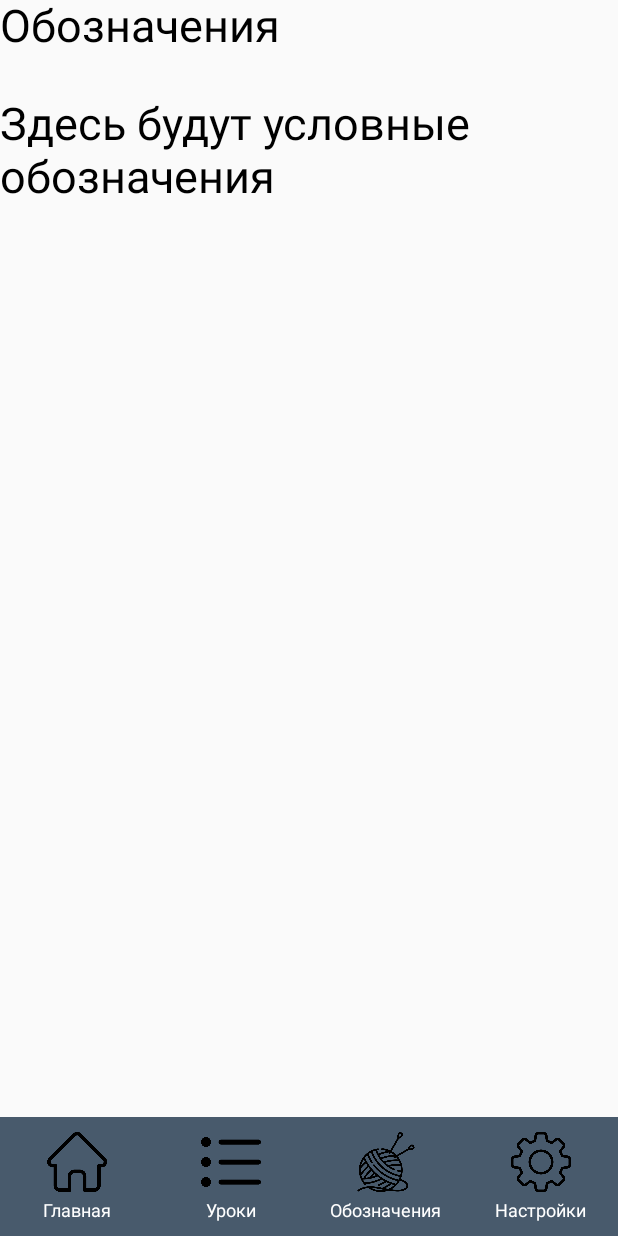
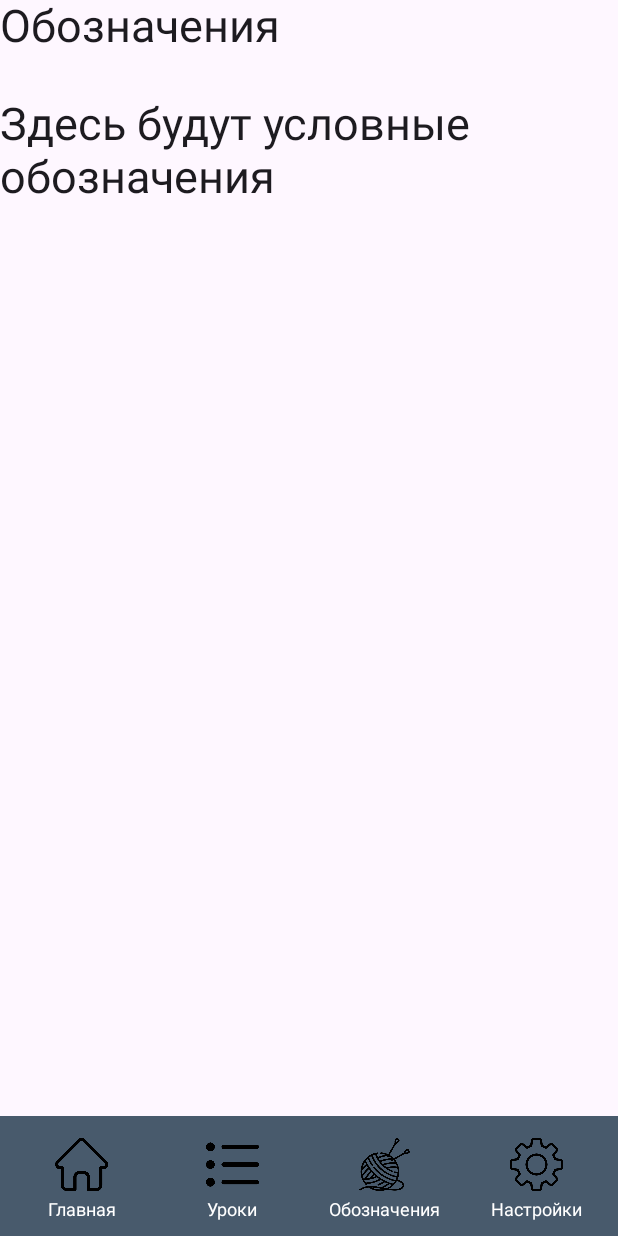
Before and after one commit to VermilionRed/Knitting, an Android app built with Jetpack Compose: the screen it shows after launch (MainActivity), after a tap on "Обозначения", on a phone screen of 412 x 824 dp. Run offline under Robolectric (Android 15) with nearby library versions, the phone set to English and light mode, and no system bars.

Commit message:
bottom bar fixed

```diff
--- a/app/src/main/java/com/example/knitting/MainActivity.kt
+++ b/app/src/main/java/com/example/knitting/MainActivity.kt
@@ -1,21 +1,23 @@
 package com.example.knitting
 
 import android.os.Bundle
-import android.view.WindowInsets
 import androidx.activity.ComponentActivity
 import androidx.activity.compose.setContent
 import androidx.activity.enableEdgeToEdge
 import androidx.compose.foundation.Image
 import androidx.compose.foundation.background
 import androidx.compose.foundation.clickable
-import androidx.compose.foundation.layout.Arrangement
 import androidx.compose.foundation.layout.Column
-import androidx.compose.foundation.layout.Row
-import androidx.compose.foundation.layout.fillMaxHeight
+import androidx.compose.foundation.layout.WindowInsets
+import androidx.compose.foundation.layout.fillMaxSize
 import androidx.compose.foundation.layout.fillMaxWidth
 import androidx.compose.foundation.layout.padding
+import androidx.compose.foundation.layout.safeDrawing
 import androidx.compose.foundation.layout.size
 import androidx.compose.foundation.layout.windowInsetsPadding
+import androidx.compose.material3.BottomAppBar
+import androidx.compose.material3.Scaffold
+import androidx.compose.material3.ScaffoldDefaults
 import androidx.compose.material3.Text
 import androidx.compose.runtime.Composable
 import androidx.compose.ui.Alignment
@@ -29,6 +31,7 @@ import androidx.compose.ui.unit.dp
 import androidx.compose.ui.unit.sp
 import androidx.core.view.WindowCompat
 import androidx.navigation.NavController
+import androidx.navigation.NavHostController
 import androidx.navigation.compose.NavHost
 import androidx.navigation.compose.composable
 import androidx.navigation.compose.rememberNavController
@@ -47,31 +50,42 @@ class MainActivity : ComponentActivity() {
 @Composable
 fun Main() {
     val navController = rememberNavController()
-    Column(
-        Modifier
-            //.windowInsetsPadding(WindowInsets.safeDrawing)
-            .fillMaxHeight(),
-        verticalArrangement = Arrangement.SpaceBetween
+    Scaffold(
+        modifier = Modifier
+            .fillMaxSize()
+            .windowInsetsPadding(WindowInsets.safeDrawing),
+        //  ^^^ This remains System UI bars.
+        contentWindowInsets = ScaffoldDefaults.contentWindowInsets,
+        bottomBar = { NavBar(navController = navController) },
+    ) { innerPadding ->
+        NavigationGraph(
+            modifier = Modifier
+                .padding(innerPadding),
+            navController = navController
+        )
+    }
+}
+
+@Composable
+fun NavigationGraph(modifier: Modifier, navController: NavHostController) {
+    NavHost(
+        modifier = modifier,
+        navController = navController,
+        startDestination = NavRoutes.Lessons.route
     ) {
-        NavHost(navController, startDestination = NavRoutes.Lessons.route) {
         composable(NavRoutes.Home.route) { Home() }
         composable(NavRoutes.Lessons.route) { Lessons() }
         composable(NavRoutes.Designations.route) { Designations() }
         composable(NavRoutes.Settings.route) { Settings() }
     }
-        NavBar(navController = navController)
-    }
 }
 
 @Composable
-fun NavBar(navController: NavController) {
+fun NavBar(navController: NavHostController) {
     val myColor = Color(0xFF485A6C)
-    Row(
-        Modifier
-            .fillMaxWidth()
-            .background(myColor),
-        verticalAlignment = Alignment.CenterVertically
-    ) {
+    BottomAppBar(
+        containerColor = myColor,
+        actions = {
             NavBarButton(modifier = Modifier
                 .clickable { navController.navigate(NavRoutes.Home.route) }
                 .weight(0.25f)
@@ -102,6 +116,7 @@ fun NavBar(navController: NavController) {
                 contentDescription = "Настройки"
             )
         }
+    )
 }
 
 @Composable
@@ -113,7 +128,7 @@ fun NavBarButton(
     Column(modifier) {
         Image(
             modifier = Modifier
-                .size(40.dp)
+                .size(35.dp)
                 .align(Alignment.CenterHorizontally),
             bitmap = bitmap,
             contentDescription = contentDescription,
```
Lines whose indentation alone changed are shown as unchanged.
